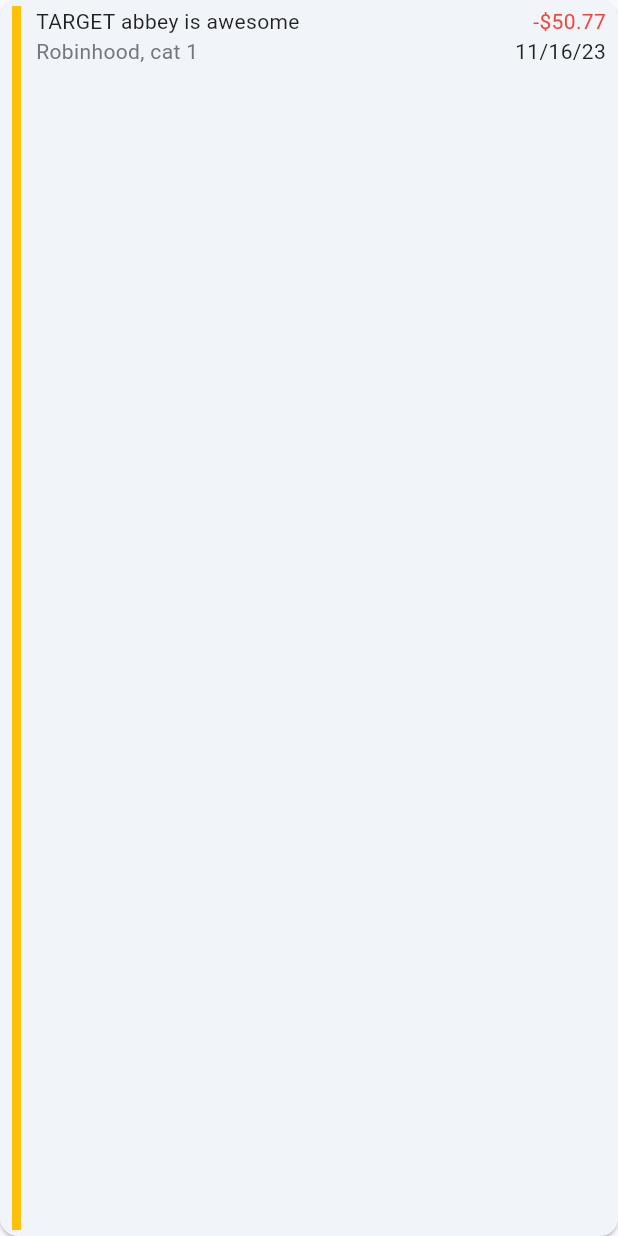
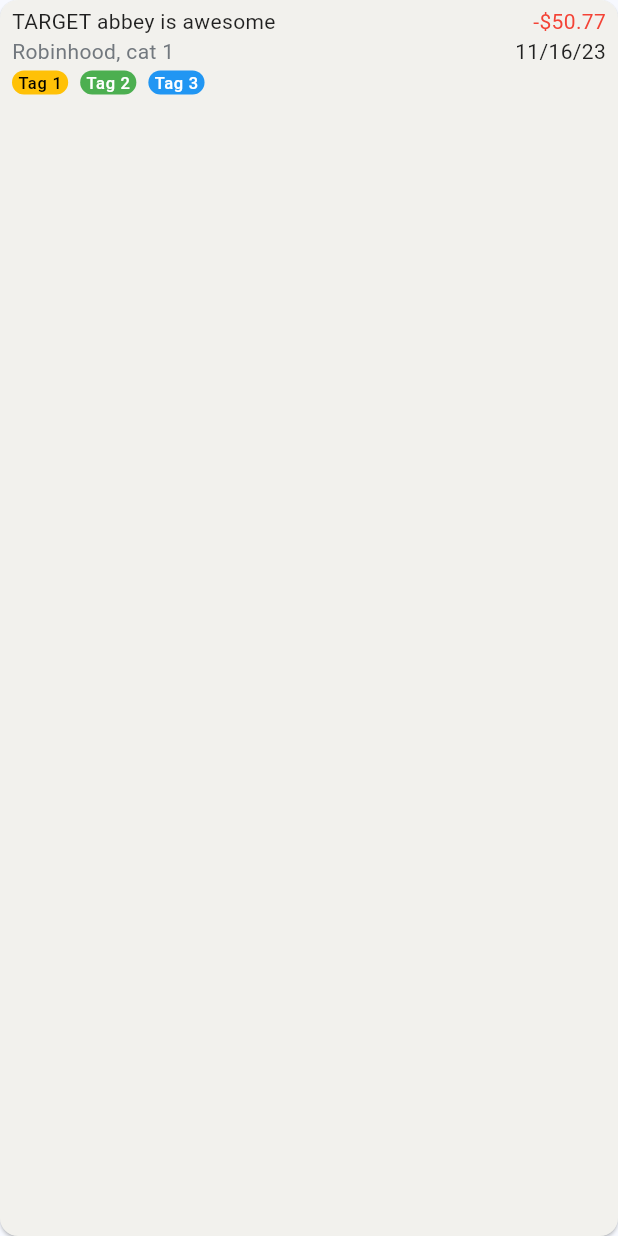
Before and after one commit to riley-x/Libra_Sheet, a Flutter app: the TransactionCard widget shown alone on an empty page, opened directly with sample values from the repository, on a phone screen of 412 x 824 dp. Run offline on Flutter 3.47's test engine with Material 2 defaults, Android fonts, the phone set to English and light mode, and no system bars; our stand-ins replace flutter_colorpicker, sqflite, sqflite_common_ffi, syncfusion_flutter_charts; accounts and stored records are empty; statements that could not run were skipped.

Commit message:
remove transaction colorbar, add color background and tags

```diff
--- a/lib/components/libra_chip.dart
+++ b/lib/components/libra_chip.dart
@@ -8,11 +8,13 @@ class LibraChip extends StatelessWidget {
     super.key,
     this.onTap,
     this.color,
+    this.style,
   });
 
   final String text;
   final Function()? onTap;
   final Color? color;
+  final TextStyle? style;
 
   @override
   Widget build(BuildContext context) {
@@ -26,9 +28,7 @@ class LibraChip extends StatelessWidget {
         ),
         child: Text(
           text,
-          style: Theme.of(context)
-              .textTheme
-              .labelLarge
+          style: (style ?? Theme.of(context).textTheme.labelLarge)
               ?.copyWith(color: (color == null) ? null : adaptiveTextColor(color!)),
         ),
       ),
--- a/lib/components/transaction_card.dart
+++ b/lib/components/transaction_card.dart
@@ -1,5 +1,6 @@
 import 'package:flutter/material.dart';
 import 'package:intl/intl.dart';
+import 'package:libra_sheet/components/libra_chip.dart';
 import 'package:libra_sheet/data/int_dollar.dart';
 import 'package:libra_sheet/data/objects/transaction.dart';
 
@@ -18,11 +19,17 @@ class TransactionCard extends StatelessWidget {
   final EdgeInsets? margin;
 
   static const double colorIndicatorWidth = 6;
+  static const double colorIndicatorOffset = 10;
 
   @override
   Widget build(BuildContext context) {
     return Card(
       margin: margin ?? const EdgeInsets.symmetric(horizontal: 4, vertical: 4),
+      // color: Color.alphaBlend(
+      //     trans.account?.color?.withAlpha(30) ?? Theme.of(context).colorScheme.primaryContainer,
+      //     Theme.of(context).colorScheme.surface),
+      surfaceTintColor: trans.category?.color,
+      // shadowColor: Colors.transparent,
       child: InkWell(
         borderRadius: BorderRadius.circular(8),
         onTap: () => onSelect?.call(trans),
@@ -30,21 +37,38 @@ class TransactionCard extends StatelessWidget {
           padding: const EdgeInsets.symmetric(vertical: 4, horizontal: 8),
           child: Stack(
             children: [
-              Positioned(
-                left: 0,
-                width: colorIndicatorWidth,
-                top: 0,
-                bottom: 0,
-                child: Container(color: trans.category?.color ?? Colors.transparent),
-              ),
+              // Positioned(
+              //   left: 0,
+              //   width: colorIndicatorWidth,
+              //   top: 0,
+              //   bottom: 0,
+              //   child: Container(color: trans.category?.color ?? Colors.transparent),
+              // ),
               Padding(
-                padding: const EdgeInsets.only(left: colorIndicatorWidth + 10),
+                // padding: const EdgeInsets.only(left: colorIndicatorWidth + colorIndicatorOffset),
+                padding: const EdgeInsets.only(),
                 child: Column(
+                  crossAxisAlignment: CrossAxisAlignment.start,
                   children: [
                     _TextElements(
                       trans: trans,
                       maxRowsForName: maxRowsForName,
                     ),
+                    if (trans.tags?.isEmpty == false) ...[
+                      const SizedBox(height: 3),
+                      Wrap(
+                        spacing: 8,
+                        runSpacing: 4,
+                        children: [
+                          for (final tag in trans.tags!)
+                            LibraChip(
+                              tag.name,
+                              color: tag.color,
+                              style: Theme.of(context).textTheme.labelSmall,
+                            ),
+                        ],
+                      ),
+                    ]
                   ],
                 ),
               ),
--- a/lib/tabs/transactionDetails/transaction_details_editor.dart
+++ b/lib/tabs/transactionDetails/transaction_details_editor.dart
@@ -162,8 +162,9 @@ class TransactionDetailsEditor extends StatelessWidget {
           ),
           const SizedBox(height: 20),
           FormButtons(
-            showCancel: false,
+            // showCancel: false,
             allowDelete: (state.seed?.key ?? 0) > 0,
+            onCancel: context.read<LibraAppState>().popBackStack,
             onDelete: state.delete,
             onReset: state.reset,
             onSave: state.save,
```
